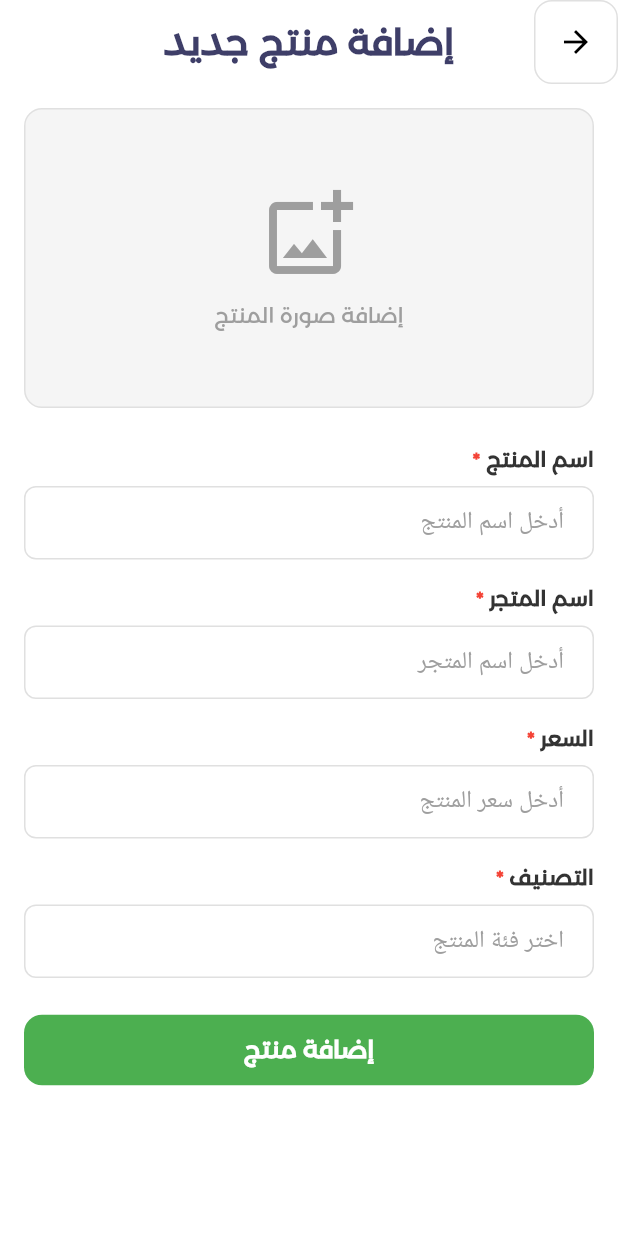
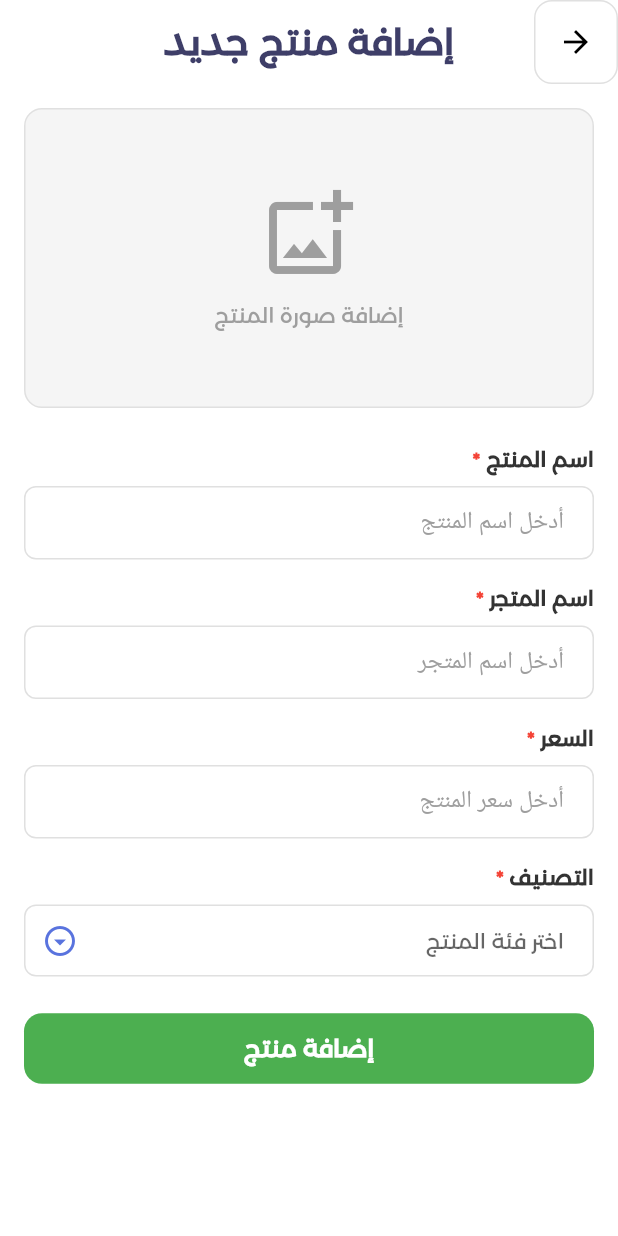
Before and after one commit to abdullahbokl/products_task, a Flutter app: the AddProductScreen screen opened directly, on a phone screen of 412 x 824 dp. Run offline on Flutter 3.47's test engine with Material 3 defaults, Android fonts, the phone set to English and light mode, and no system bars; our stand-ins replace equatable, flutter_animate, flutter_bloc, flutter_spinkit, get_it, injectable; network calls fail.

Commit message:
categorise dropdown

```diff
--- /dev/null
+++ b/lib/core/enums/product_category.dart
@@ -0,0 +1,18 @@
+/// Product categories enum
+enum ProductCategory {
+  architecture('الهندسة المعمارية', 'Architecture'),
+  electronics('الإلكترونيات', 'Electronics'),
+  fashion('الأزياء', 'Fashion'),
+  food('الطعام', 'Food'),
+  furniture('الأثاث', 'Furniture'),
+  sports('الرياضة', 'Sports'),
+  books('الكتب', 'Books'),
+  toys('الألعاب', 'Toys');
+
+  final String arabicName;
+  final String englishName;
+
+  const ProductCategory(this.arabicName, this.englishName);
+
+  String getDisplayName() => arabicName;
+}
--- a/lib/features/products/presentation/widgets/forms/add_product_form.dart
+++ b/lib/features/products/presentation/widgets/forms/add_product_form.dart
@@ -8,6 +8,7 @@ import '../../../../../core/widgets/app_snackbar.dart';
 import '../../cubit/product_cubit.dart';
 import 'add_product_form_model.dart';
 import 'custom_text_form_field.dart';
+import 'category_dropdown_field.dart';
 import 'image_picker_section.dart';
 import 'submit_button.dart';
 
@@ -124,14 +125,21 @@ class _AddProductFormState extends State<AddProductForm> {
                   ],
                 ),
                 const SizedBox(height: AppDimensions.spacingLarge),
-                CustomTextFormField(
-                  controller: _formModel.categoryController,
+                CategoryDropdownField(
                   label: AppStrings.categoryLabel(context),
                   hint: AppStrings.categoryHint(context),
-                  validator: FormValidators.required(
-                    context,
-                    message: AppStrings.fieldRequired(context),
-                  ),
+                  selectedCategory: _formModel.selectedCategory,
+                  onChanged: (category) {
+                    setState(() {
+                      _formModel.selectedCategory = category;
+                    });
+                  },
+                  validator: (value) {
+                    if (value == null) {
+                      return AppStrings.fieldRequired(context);
+                    }
+                    return null;
+                  },
                 ),
                 const SizedBox(height: AppDimensions.spacingXLarge),
                 SubmitButton(
--- a/lib/features/products/presentation/widgets/forms/add_product_form_model.dart
+++ b/lib/features/products/presentation/widgets/forms/add_product_form_model.dart
@@ -1,4 +1,5 @@
 import 'package:flutter/material.dart';
+import '../../../../../core/enums/product_category.dart';
 
 /// Form model to manage add product form state and controllers
 class AddProductFormModel {
@@ -6,14 +7,15 @@ class AddProductFormModel {
   final TextEditingController nameController;
   final TextEditingController priceController;
   final TextEditingController storeNameController;
-  final TextEditingController categoryController;
+
+  // Category is now selectable only, not a text field
+  ProductCategory? selectedCategory;
 
   AddProductFormModel()
       : formKey = GlobalKey<FormState>(),
         nameController = TextEditingController(),
         priceController = TextEditingController(),
-        storeNameController = TextEditingController(),
-        categoryController = TextEditingController();
+        storeNameController = TextEditingController();
 
   /// Validate the form
   bool validate() => formKey.currentState?.validate() ?? false;
@@ -27,14 +29,14 @@ class AddProductFormModel {
   /// Get price as double (handles parsing and defaults to 0.0 if invalid)
   double get price => double.tryParse(priceController.text.trim()) ?? 0.0;
 
-  /// Get category
-  String get category => categoryController.text.trim();
+  /// Get category name (returns English name if selected, empty string otherwise)
+  String get category => selectedCategory?.englishName ?? '';
 
   /// Check if all required fields are filled
   bool get isValid {
     return name.isNotEmpty &&
         storeName.isNotEmpty &&
-        category.isNotEmpty &&
+        selectedCategory != null &&
         price > 0;
   }
 
@@ -54,7 +56,7 @@ class AddProductFormModel {
     return name.isNotEmpty ||
         priceController.text.trim().isNotEmpty ||
         storeName.isNotEmpty ||
-        category.isNotEmpty;
+        selectedCategory != null;
   }
 
   /// Clear all form fields
@@ -62,7 +64,7 @@ class AddProductFormModel {
     nameController.clear();
     priceController.clear();
     storeNameController.clear();
-    categoryController.clear();
+    selectedCategory = null;
   }
 
   /// Dispose all controllers
@@ -70,6 +72,5 @@ class AddProductFormModel {
     nameController.dispose();
     priceController.dispose();
     storeNameController.dispose();
-    categoryController.dispose();
   }
 }
--- /dev/null
+++ b/lib/features/products/presentation/widgets/forms/category_dropdown_field.dart
@@ -0,0 +1,119 @@
+import 'package:flutter/material.dart';
+import '../../../../../core/constants/app_dimensions.dart';
+import '../../../../../core/enums/product_category.dart';
+import '../../../../../core/utils/colors.dart';
+import '../../../../../core/utils/text_styles.dart';
+import '../../../../../core/widgets/app_text.dart';
+import 'form_field_label.dart';
+
+class CategoryDropdownField extends StatelessWidget {
+  final String label;
+  final String hint;
+  final ProductCategory? selectedCategory;
+  final ValueChanged<ProductCategory?> onChanged;
+  final String? Function(ProductCategory?)? validator;
+  final bool isRequired;
+
+  const CategoryDropdownField({
+    super.key,
+    required this.label,
+    required this.hint,
+    required this.selectedCategory,
+    required this.onChanged,
+    this.validator,
+    this.isRequired = true,
+  });
+
+  @override
+  Widget build(BuildContext context) {
+    const selectedIconColor = Color(
+      0xFF5973DE,
+    ); // Blue color for selected state
+
+    return Column(
+      crossAxisAlignment: CrossAxisAlignment.start,
+      children: [
+        FormFieldLabel(label: label, isRequired: isRequired),
+        DropdownButtonFormField<ProductCategory>(
+          value: selectedCategory,
+          selectedItemBuilder: (BuildContext context) {
+            return ProductCategory.values.map((category) {
+              return AppText(
+                category.getDisplayName(),
+                style: AppTextStyles.bodyMedium.copyWith(
+                  color: selectedCategory != null
+                      ? selectedIconColor
+                      : AppColors.darkGray,
+                ),
+              );
+            }).toList();
+          },
+          decoration: InputDecoration(
+            hintText: hint,
+            hintStyle: AppTextStyles.bodyMedium.copyWith(
+              color: AppColors.mediumGray,
+            ),
+            filled: true,
+            fillColor: AppColors.white,
+            border: OutlineInputBorder(
+              borderRadius: BorderRadius.circular(AppDimensions.radiusMedium),
+              borderSide: const BorderSide(color: AppColors.borderGray),
+            ),
+            enabledBorder: OutlineInputBorder(
+              borderRadius: BorderRadius.circular(AppDimensions.radiusMedium),
+              borderSide: BorderSide(
+                color: AppColors.borderGray,
+              ),
+            ),
+            focusedBorder: OutlineInputBorder(
+              borderRadius: BorderRadius.circular(AppDimensions.radiusMedium),
+              borderSide: const BorderSide(
+                color: AppColors.primaryGreen,
+                width: 2,
+              ),
+            ),
+            errorBorder: OutlineInputBorder(
+              borderRadius: BorderRadius.circular(AppDimensions.radiusMedium),
+              borderSide: const BorderSide(color: AppColors.accentRed),
+            ),
+            focusedErrorBorder: OutlineInputBorder(
+              borderRadius: BorderRadius.circular(AppDimensions.radiusMedium),
+              borderSide: const BorderSide(
+                color: AppColors.accentRed,
+                width: 2,
+              ),
+            ),
+            contentPadding: const EdgeInsets.symmetric(
+              horizontal: AppDimensions.paddingXLarge,
+              vertical: AppDimensions.paddingLarge,
+            ),
+          ),
+          // drop down arrow
+          icon: const Icon(
+            Icons.arrow_drop_down_circle_outlined,
+            color: selectedIconColor,
+          ),
+          isExpanded: true,
+          style: AppTextStyles.bodyMedium.copyWith(
+            color: selectedCategory != null
+                ? selectedIconColor
+                : AppColors.darkGray,
+          ),
+          items: ProductCategory.values.map((category) {
+            return DropdownMenuItem<ProductCategory>(
+              value: category,
+              child: AppText(
+                category.getDisplayName(),
+                style: AppTextStyles.bodyMedium.copyWith(
+                  color: AppColors.darkGray,
+                ),
+              ),
+            );
+          }).toList(),
+          onChanged: onChanged,
+          validator: validator,
+        ),
+      ],
+    );
+  }
+}
```
